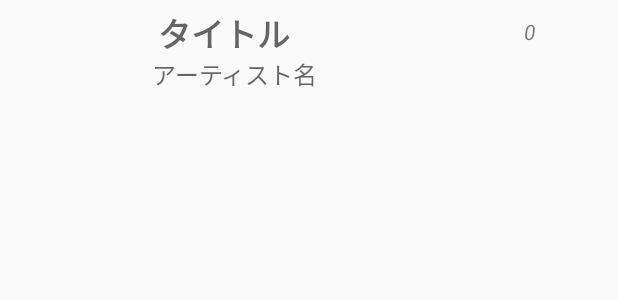
After one commit to konatsup/MusicAppAndroid, an Android app: the layout playlist.xml on its own in the app's theme, with its tools: preview values and no code run, on a phone screen of 412 x 824 dp. The commit adds this screen. Shown: the top 300 px of the screen. Run offline under Robolectric (Android 15) with nearby library versions, the phone set to English and light mode, and no system bars.

Commit message:
Add tune list to MainActivity

```diff
--- a/app/build.gradle
+++ b/app/build.gradle
@@ -23,6 +23,7 @@ dependencies {
     implementation fileTree(dir: 'libs', include: ['*.jar'])
     implementation 'com.android.support:appcompat-v7:28.0.0'
     implementation 'com.android.support.constraint:constraint-layout:1.1.3'
+    implementation 'io.realm:android-adapters:2.1.1'
     testImplementation 'junit:junit:4.12'
     androidTestImplementation 'com.android.support.test:runner:1.0.2'
     androidTestImplementation 'com.android.support.test.espresso:espresso-core:3.0.2'
--- /dev/null
+++ b/app/src/main/res/layout/playlist.xml
@@ -0,0 +1,69 @@
+<?xml version="1.0" encoding="utf-8"?>
+<LinearLayout
+    xmlns:android="http://schemas.android.com/apk/res/android"
+    android:layout_width="match_parent"
+    android:layout_height="match_parent"
+    android:orientation="vertical">
+    <LinearLayout
+        android:layout_width="match_parent"
+        android:layout_height="@dimen/card_item_height"
+        android:layout_margin="@dimen/card_item_margin"
+        android:orientation="horizontal">
+
+        <ImageView
+            android:id="@+id/imageView"
+            android:layout_width="@dimen/card_item_height"
+            android:layout_height="@dimen/card_item_height" />
+
+        <LinearLayout
+            android:layout_width="0dp"
+            android:layout_height="match_parent"
+            android:layout_weight="1"
+            android:orientation="vertical">
+
+            <LinearLayout
+                android:layout_width="match_parent"
+                android:layout_height="0dp"
+                android:layout_weight="2"
+                android:orientation="horizontal">
+
+                <TextView
+                    android:id="@+id/titleTextView"
+                    android:layout_width="0dp"
+                    android:layout_height="match_parent"
+                    android:layout_gravity="center"
+                    android:layout_marginLeft="@dimen/card_item_title_margin"
+                    android:layout_weight="4"
+                    android:text="タイトル"
+                    android:textAppearance="?android:attr/textAppearanceMedium"
+                    android:textSize="@dimen/text_size_title"
+                    android:textStyle="bold"/>
+
+                <TextView
+                    android:id="@+id/likeTextView"
+                    android:layout_width="0dp"
+                    android:layout_height="match_parent"
+                    android:layout_weight="2"
+                    android:layout_marginRight="@dimen/card_item_title_margin"
+                    android:gravity="center"
+                    android:text="0"
+                    android:textSize="@dimen/text_size_medium"
+                    android:textStyle="italic"
+                    />
+
+            </LinearLayout>
+
+            <TextView
+                android:id="@+id/artistTextView"
+                android:layout_width="match_parent"
+                android:layout_height="0dp"
+                android:layout_gravity="center_horizontal|top"
+                android:layout_weight="4"
+                android:text="アーティスト名"
+                android:textAppearance="?android:attr/textAppearanceMedium"
+                android:textSize="@dimen/text_size_content"/>
+
+        </LinearLayout>
+
+    </LinearLayout>
+</LinearLayout>
--- /dev/null
+++ b/app/src/main/res/values/dimen.xml
@@ -0,0 +1,18 @@
+<?xml version="1.0" encoding="utf-8"?>
+<resources>
+    <dimen name="activity_horizontal_margin">16dp</dimen>
+    <dimen name="activity_vertical_margin">16dp</dimen>
+
+    <dimen name="card_item_margin">5dp</dimen>
+    <dimen name="card_item_height">96dp</dimen>
+    <dimen name="card_item_title_margin">4dp</dimen>
+    <dimen name="card_item_favorite_size">28dp</dimen>
+
+    <dimen name="text_size_title">@dimen/text_size_xlarge</dimen>
+    <dimen name="text_size_category">@dimen/text_size_medium</dimen>
+    <dimen name="text_size_content">@dimen/text_size_large</dimen>
+
+    <dimen name="text_size_xlarge">22sp</dimen>
+    <dimen name="text_size_large">16sp</dimen>
+    <dimen name="text_size_medium">14sp</dimen>
+</resources>
```
Also changed, not shown: app/src/main/java/com/konatsup/musicapp/MainActivity.java (+46 -4 lines), app/src/main/java/com/konatsup/musicapp/PlayListAdapter.java (added, +80 -0 lines), app/src/main/res/layout/activity_main.xml (+18 -4 lines).
